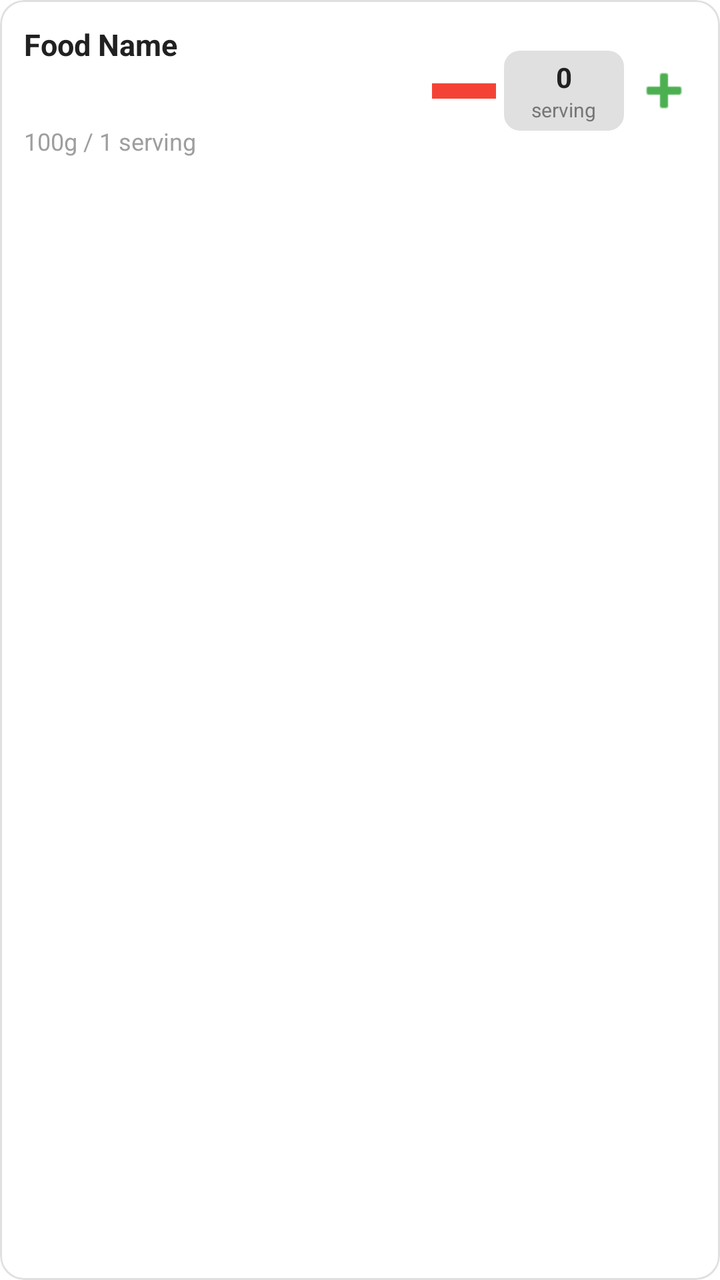
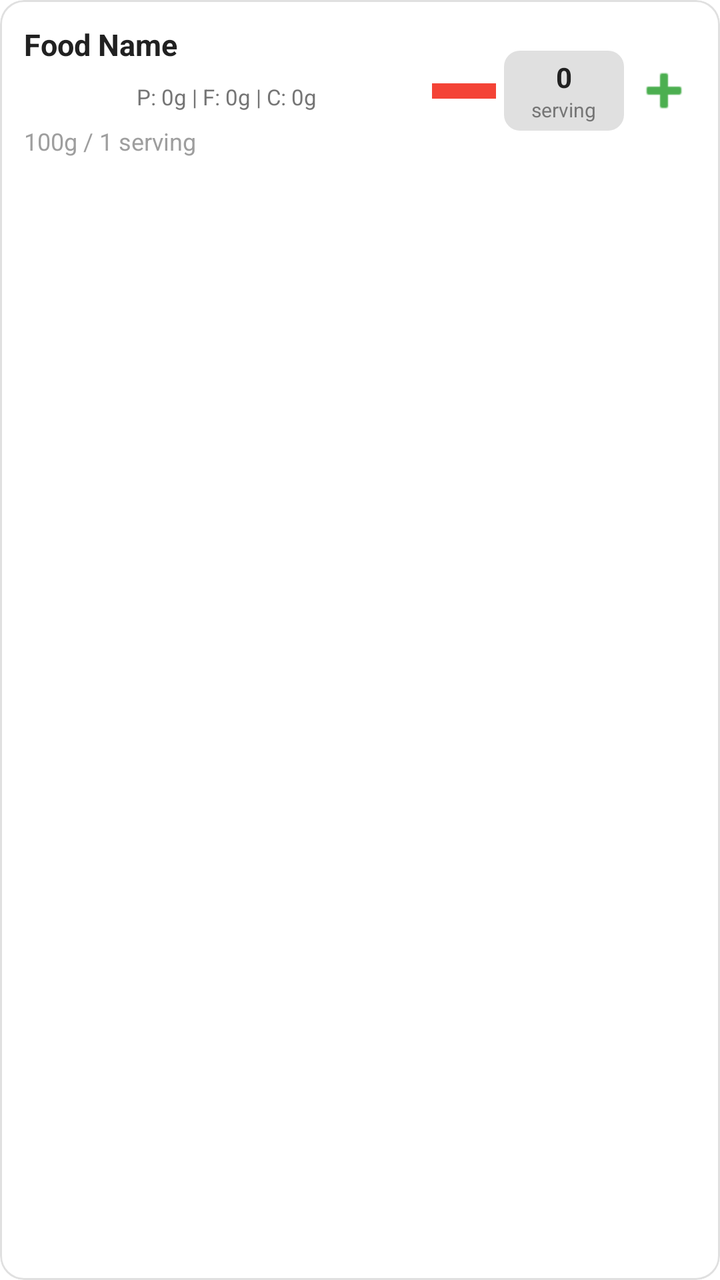

Two renders of the same Android screen: before a commit and after it. Below are the layout's source before the change and the commit's diff.
<!-- AndroidManifest.xml: application theme Theme.LionFitApp -->
<!-- res/layout/item_food_result.xml -->
<?xml version="1.0" encoding="utf-8"?>
<com.google.android.material.card.MaterialCardView
    xmlns:android="http://schemas.android.com/apk/res/android"
    xmlns:app="http://schemas.android.com/apk/res-auto"
    android:layout_width="match_parent"
    android:layout_height="wrap_content"
    android:layout_marginVertical="4dp"
    app:cardCornerRadius="12dp"
    app:cardElevation="0dp"
    app:strokeWidth="1dp"
    app:strokeColor="#E0E0E0">

    <androidx.constraintlayout.widget.ConstraintLayout
        android:layout_width="match_parent"
        android:layout_height="wrap_content"
        android:padding="12dp">

        <TextView
            android:id="@+id/tvFoodResultName"
            android:layout_width="0dp"
            android:layout_height="wrap_content"
            android:text="@string/placeholder_food_result_name"
            android:textSize="15sp"
            android:textStyle="bold"
            android:textColor="#212121"
            app:layout_constraintStart_toStartOf="parent"
            app:layout_constraintEnd_toStartOf="@id/layoutQuantity"
            app:layout_constraintTop_toTopOf="parent" />

        <com.google.android.material.chip.Chip
            android:id="@+id/chipResultCal"
            android:layout_width="wrap_content"
            android:layout_height="24dp"
            android:text="@string/placeholder_cal"
            android:textSize="11sp"
            app:chipMinHeight="24dp"
            app:chipBackgroundColor="#FFF9C4"
            android:textColor="#F57F17"
            android:layout_marginTop="4dp"
            app:layout_constraintStart_toStartOf="parent"
            app:layout_constraintTop_toBottomOf="@id/tvFoodResultName" />

        <TextView
            android:id="@+id/tvServing"
            android:layout_width="0dp"
            android:layout_height="wrap_content"
            android:layout_marginTop="2dp"
            android:text="@string/placeholder_serving"
            android:textSize="12sp"
            android:textColor="#9E9E9E"
            app:layout_constraintStart_toStartOf="parent"
            app:layout_constraintEnd_toStartOf="@id/layoutQuantity"
            app:layout_constraintTop_toBottomOf="@id/chipResultCal" />

        <LinearLayout
            android:id="@+id/layoutQuantity"
            android:layout_width="wrap_content"
            android:layout_height="wrap_content"
            android:orientation="horizontal"
            android:gravity="center"
            app:layout_constraintEnd_toEndOf="parent"
            app:layout_constraintTop_toTopOf="parent"
            app:layout_constraintBottom_toBottomOf="parent">

            <ImageButton
                android:id="@+id/btnMinus"
                android:layout_width="32dp"
                android:layout_height="32dp"
                android:src="@android:drawable/button_onoff_indicator_off"
                android:background="?attr/selectableItemBackgroundBorderless"
                android:contentDescription="Minus"
                android:tint="#F44336" />

            <LinearLayout
                android:layout_width="60dp"
                android:layout_height="40dp"
                android:layout_marginHorizontal="4dp"
                android:background="@drawable/bg_quantity_display"
                android:gravity="center"
                android:orientation="vertical">

                <TextView
                    android:id="@+id/tvQuantity"
                    android:layout_width="wrap_content"
                    android:layout_height="wrap_content"
                    android:text="0"
                    android:textSize="14sp"
                    android:textStyle="bold"
                    android:textColor="#212121" />

                <TextView
                    android:layout_width="wrap_content"
                    android:layout_height="wrap_content"
                    android:text="serving"
                    android:textSize="10sp"
                    android:textColor="#757575" />
            </LinearLayout>

            <ImageButton
                android:id="@+id/btnPlus"
                android:layout_width="32dp"
                android:layout_height="32dp"
                android:src="@android:drawable/ic_input_add"
                android:background="?attr/selectableItemBackgroundBorderless"
                android:contentDescription="Plus"
                android:tint="#4CAF50" />

        </LinearLayout>

    </androidx.constraintlayout.widget.ConstraintLayout>
</com.google.android.material.card.MaterialCardView>
<!-- resources referenced by this layout -->
<resources>
  <!-- drawable bg_quantity_display (drawable) -->
  <?xml version="1.0" encoding="utf-8"?>
  <shape xmlns:android="http://schemas.android.com/apk/res/android">
      <solid android:color="#E0E0E0" />
      <corners android:radius="8dp" />
  </shape>
  <string name="placeholder_cal">0 cal</string>
  <string name="placeholder_food_result_name">Food Name</string>
  <string name="placeholder_serving">100g / 1 serving</string>
  <style name="Theme.LionFitApp" parent="Theme.MaterialComponents.Light.NoActionBar">
          <item name="android:windowLightStatusBar">true</item>
      </style>
</resources>

<!-- the commit's change to res/layout/item_food_result.xml (unified diff, before → after) -->
@@ -39,6 +39,18 @@
             android:layout_marginTop="4dp"
             app:layout_constraintStart_toStartOf="parent"
             app:layout_constraintTop_toBottomOf="@id/tvFoodResultName" />
+
+        <TextView
+            android:id="@+id/tvMacros"
+            android:layout_width="wrap_content"
+            android:layout_height="wrap_content"
+            android:layout_marginStart="8dp"
+            android:text="P: 0g | F: 0g | C: 0g"
+            android:textSize="11sp"
+            android:textColor="#757575"
+            app:layout_constraintBottom_toBottomOf="@id/chipResultCal"
+            app:layout_constraintStart_toEndOf="@id/chipResultCal"
+            app:layout_constraintTop_toTopOf="@id/chipResultCal" />
 
         <TextView
             android:id="@+id/tvServing"
